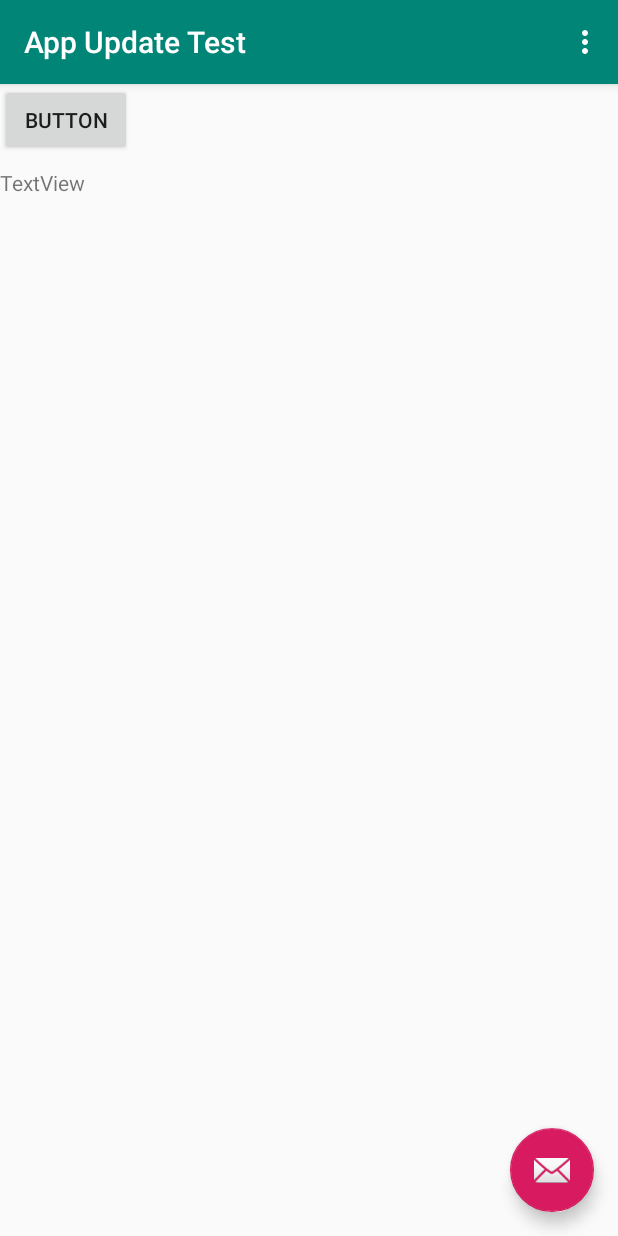
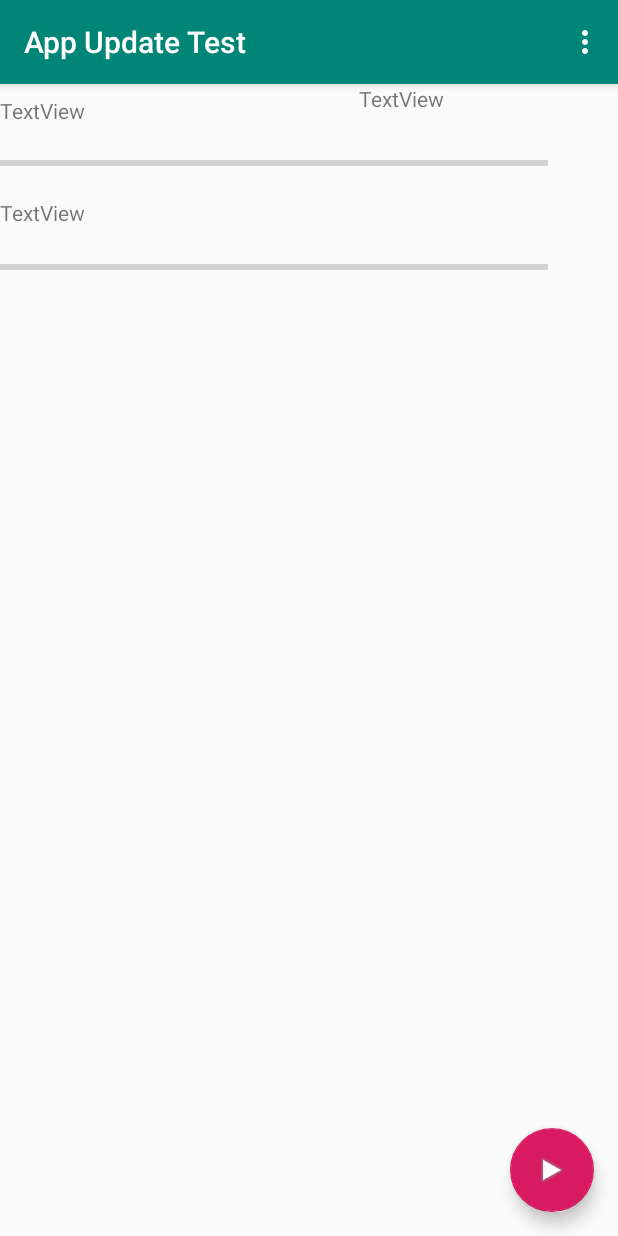
Before and after one commit to HsOjo/AppUpdateTest, an Android app: the screen it shows after launch (MainActivity), on a phone screen of 412 x 824 dp. Run offline under Robolectric (Android 15) with nearby library versions, the phone set to English and light mode, and no system bars; libraries missing offline, so code that uses them is left out: net.lingala.zip4j.

Commit message:
basic backup.

```diff
--- a/app/src/main/java/com/hsojo/appupdatetest/MainActivity.java
+++ b/app/src/main/java/com/hsojo/appupdatetest/MainActivity.java
@@ -1,32 +1,31 @@
 package com.hsojo.appupdatetest;
 
+import android.content.Context;
 import android.os.Bundle;
+import android.view.Menu;
+import android.view.MenuItem;
+import android.widget.ProgressBar;
+import android.widget.TextView;
 
-import com.google.android.material.floatingactionbutton.FloatingActionButton;
-import com.google.android.material.snackbar.Snackbar;
-
+import androidx.annotation.NonNull;
 import androidx.appcompat.app.AppCompatActivity;
 import androidx.appcompat.widget.Toolbar;
 
-import android.util.Log;
-import android.view.View;
-import android.view.Menu;
-import android.view.MenuItem;
-import android.widget.Button;
-import android.widget.TextView;
+import com.google.android.material.floatingactionbutton.FloatingActionButton;
+import com.hsojo.appupdatetest.service.GitHubService;
+import com.hsojo.appupdatetest.task.UpdateTask;
 
-import com.hsojo.appupdatetest.service.GitHubService;
-
-import java.io.IOException;
+import java.util.ArrayList;
+import java.util.Collections;
 import java.util.List;
 
 import retrofit2.Call;
 import retrofit2.Callback;
 import retrofit2.Response;
-import retrofit2.Retrofit;
 
 public class MainActivity extends AppCompatActivity {
-    TextView tv_content;
+    public String VERSION = "0.0.0";
+    UpdateTask t_update;
 
     @Override
     protected void onCreate(Bundle savedInstanceState) {
@@ -35,23 +34,69 @@ public class MainActivity extends AppCompatActivity {
         Toolbar toolbar = findViewById(R.id.toolbar);
         setSupportActionBar(toolbar);
 
-        FloatingActionButton fab = findViewById(R.id.fab);
-        fab.setOnClickListener(new View.OnClickListener() {
-            @Override
-            public void onClick(View view) {
-                Snackbar.make(view, "Replace with your own action", Snackbar.LENGTH_LONG)
-                        .setAction("Action", null).show();
+        FloatingActionButton fab_test = findViewById(R.id.fab_test);
+        fab_test.setOnClickListener(view -> callbackButtonTest());
+
+        TextView tv_file_name = findViewById(R.id.tv_file_name);
+        TextView tv_sub_progress = findViewById(R.id.tv_sub_progress);
+        TextView tv_total_progress = findViewById(R.id.tv_total_progress);
+        ProgressBar pb_sub = findViewById(R.id.pb_sub);
+        ProgressBar pb_total = findViewById(R.id.pb_total);
+
+        MainActivity this_activity = this;
+        Context app_context = getApplicationContext();
+        this.t_update = new UpdateTask(
+                app_context.getCacheDir().getPath(),
+                app_context.getFilesDir().getPath(),
+                new UpdateTask.Callback() {
+                    @Override
+                    public void onTotalProgressUpdate(int current, int max) {
+                        this_activity.runOnUiThread(() -> {
+                            pb_total.setProgress(current);
+                            pb_total.setMax(max);
+                            tv_total_progress.setText(String.format("%s/%s", current, max));
+                        });
+                    }
+
+                    @Override
+                    public void onSubProgressUpdate(int current, int max) {
+                        this_activity.runOnUiThread(() -> {
+                            pb_sub.setProgress(current);
+                            pb_sub.setMax(max);
+                            tv_sub_progress.setText(String.format("%s/%s", current, max));
+                        });
+                    }
+
+                    @Override
+                    public void onTaskAssetUpdate(GitHubService.Asset asset) {
+                        this_activity.runOnUiThread(() -> tv_file_name.setText(asset.name));
+                    }
+                }
+        );
+    }
+
+    public int toIntVer(String version) {
+        try {
+            return Integer.parseInt(version.replace(".", ""));
+        } catch (NumberFormatException e) {
+            return -1;
+        }
+    }
+
+    public ArrayList<GitHubService.Asset> getNewReleaseAssets(List<GitHubService.Release> releases, String currnet_version) {
+        int current_version_num = toIntVer(currnet_version);
+        ArrayList<GitHubService.Asset> assets = new ArrayList<>();
+        for (GitHubService.Release release : releases) {
+            int version_num = toIntVer(release.tag_name);
+            if (version_num > current_version_num) {
+                if (release.assets.size() >= 1) {
+                    GitHubService.Asset asset = release.assets.get(0);
+                    assets.add(asset);
+                }
             }
-        });
+        }
 
-        this.tv_content = findViewById(R.id.tv_content);
-        Button b_test = findViewById(R.id.b_test);
-        b_test.setOnClickListener(new View.OnClickListener() {
-            @Override
-            public void onClick(View view) {
-                callbackButtonTest();
-            }
-        });
+        return assets;
     }
 
     public void callbackButtonTest() {
@@ -60,19 +105,18 @@ public class MainActivity extends AppCompatActivity {
             Call<List<GitHubService.Release>> call = github.releases("HsOjo", "SleeperX");
             call.enqueue(new Callback<List<GitHubService.Release>>() {
                 @Override
-                public void onResponse(Call<List<GitHubService.Release>> call, Response<List<GitHubService.Release>> response) {
+                public void onResponse(@NonNull Call<List<GitHubService.Release>> call, @NonNull Response<List<GitHubService.Release>> response) {
                     assert response.body() != null;
-                    for (GitHubService.Release r :
-                            response.body()) {
-                        String r_str = String.format("%s\n%s\n%s\n\n", r.name, r.tag_name, r.body);
-                        tv_content.append(r_str);
-                    }
 
+                    List<GitHubService.Release> releases = response.body();
+                    Collections.reverse(releases);
+                    ArrayList<GitHubService.Asset> urls = getNewReleaseAssets(releases, VERSION);
+                    t_update.execute((GitHubService.Asset[]) urls.toArray(new GitHubService.Asset[0]));
                 }
 
                 @Override
-                public void onFailure(Call<List<GitHubService.Release>> call, Throwable t) {
-
+                public void onFailure(@NonNull Call<List<GitHubService.Release>> call, @NonNull Throwable t) {
+                    System.out.println("Failed to get Release.");
                 }
             });
         } catch (Exception e) {
@@ -88,7 +132,7 @@ public class MainActivity extends AppCompatActivity {
     }
 
     @Override
-    public boolean onOptionsItemSelected(MenuItem item) {
+    public boolean onOptionsItemSelected(@NonNull MenuItem item) {
         // Handle action bar item clicks here. The action bar will
         // automatically handle clicks on the Home/Up button, so long
         // as you specify a parent activity in AndroidManifest.xml.
--- /dev/null
+++ b/app/src/main/java/com/hsojo/appupdatetest/task/UpdateTask.java
@@ -0,0 +1,147 @@
+package com.hsojo.appupdatetest.task;
+
+import android.annotation.SuppressLint;
+import android.os.AsyncTask;
+
+import com.hsojo.appupdatetest.service.GitHubService;
+import com.hsojo.appupdatetest.util.DownloadUtil;
+import com.hsojo.appupdatetest.util.MiscUtil;
+
+import net.lingala.zip4j.ZipFile;
+import net.lingala.zip4j.exception.ZipException;
+
+import java.io.InputStream;
+import java.util.Objects;
+import java.util.Queue;
+import java.util.concurrent.ConcurrentLinkedQueue;
+
+public class UpdateTask extends AsyncTask<GitHubService.Asset, Void, String> {
+    private String dir_cache;
+    private String dir_app_data;
+    private Queue<UpdateTaskCore> tasks;
+    private Callback callback;
+    private int current_max;
+    private int current_value;
+
+    public UpdateTask(String dir_cache, String dir_app_data, Callback callback) {
+        this.dir_cache = dir_cache;
+        this.dir_app_data = dir_app_data;
+        this.tasks = new ConcurrentLinkedQueue<>();
+        this.callback = callback;
+        this.resetCurrent();
+    }
+
+    private void resetCurrent() {
+        this.current_max = 0;
+        this.current_value = 0;
+        this.tasks.clear();
+    }
+
+    private String saveTempFile(InputStream is, String file_name, MiscUtil.ProgressCallback callback) {
+        String path = String.format("%s/%s", dir_cache, file_name);
+        if (MiscUtil.writeFile(is, path, callback))
+            return path;
+        else
+            return null;
+    }
+
+    private boolean installUpdate(String zip_path) {
+        try {
+            new ZipFile(zip_path).extractAll(dir_app_data);
+            return true;
+        } catch (ZipException e) {
+            e.printStackTrace();
+        }
+        return false;
+    }
+
+    private void executeNextTask() {
+        if (tasks.size() > 0) {
+            UpdateTaskCore task = Objects.requireNonNull(tasks.poll());
+            callback.onTaskAssetUpdate(task.asset);
+            task.execute();
+        }
+    }
+
+    @SuppressLint("WrongThread")
+    @Override
+    protected String doInBackground(GitHubService.Asset... assets) {
+        current_max += assets.length;
+        for (GitHubService.Asset asset : assets) {
+            System.out.println(String.format("Add %s", asset.name));
+            tasks.add(new UpdateTaskCore(asset, new CoreCallback() {
+                @Override
+                public void onSuccess() {
+                    executeNextTask();
+                    current_value++;
+                    callback.onTotalProgressUpdate(current_value, current_max);
+                }
+
+                @Override
+                public void onError() {
+                    callback.onTotalProgressUpdate(-1, current_max);
+                    resetCurrent();
+                }
+
+                @SuppressLint("DefaultLocale")
+                @Override
+                public void onProgressUpdate(int current, int max) {
+                    callback.onSubProgressUpdate(current, max);
+                }
+            }));
+        }
+
+        callback.onTotalProgressUpdate(current_value, current_max);
+        this.executeNextTask();
+        return null;
+    }
+
+    public interface Callback {
+        void onTotalProgressUpdate(int current, int max);
+
+        void onSubProgressUpdate(int current, int max);
+
+        void onTaskAssetUpdate(GitHubService.Asset asset);
+    }
+
+
+    public interface CoreCallback {
+        void onSuccess();
+
+        void onError();
+
+        void onProgressUpdate(int current, int max);
+    }
+
+    @SuppressLint("StaticFieldLeak")
+    private class UpdateTaskCore extends AsyncTask<Void, Void, Void> {
+        private GitHubService.Asset asset;
+        private CoreCallback callback;
+
+        UpdateTaskCore(GitHubService.Asset asset, CoreCallback callback) {
+            this.asset = asset;
+            this.callback = callback;
+        }
+
+        @Override
+        protected Void doInBackground(Void... params) {
+            String url = this.asset.browser_download_url;
+            InputStream is = DownloadUtil.download(url);
+
+            if (is != null) {
+                String file_path = saveTempFile(is, this.asset.name, (int current) -> {
+                    this.callback.onProgressUpdate(current, this.asset.size);
+                });
+                if (file_path != null) {
+                    boolean result = installUpdate(file_path);
+                    if (result)
+                        this.callback.onSuccess();
+                }
+            } else {
+                this.callback.onError();
+            }
+
+            return null;
+        }
+    }
+}
--- a/app/src/main/res/layout/activity_main.xml
+++ b/app/src/main/res/layout/activity_main.xml
@@ -21,14 +21,16 @@
 
     </com.google.android.material.appbar.AppBarLayout>
 
-    <include layout="@layout/content_main"/>
+    <include
+        android:id="@+id/content"
+        layout="@layout/content_main" />
 
     <com.google.android.material.floatingactionbutton.FloatingActionButton
-        android:id="@+id/fab"
+        android:id="@+id/fab_test"
         android:layout_width="wrap_content"
         android:layout_height="wrap_content"
         android:layout_gravity="bottom|end"
         android:layout_margin="@dimen/fab_margin"
-        app:srcCompat="@android:drawable/ic_dialog_email" />
+        app:srcCompat="@android:drawable/ic_media_play" />
 
 </androidx.coordinatorlayout.widget.CoordinatorLayout>
--- a/app/src/main/res/layout/content_main.xml
+++ b/app/src/main/res/layout/content_main.xml
@@ -9,25 +9,49 @@
     tools:layout_editor_absoluteY="56dp"
     tools:showIn="@layout/activity_main">
 
-    <Button
-        android:id="@+id/b_test"
-        android:layout_width="wrap_content"
-        android:layout_height="wrap_content"
-        android:text="Button"
-        tools:layout_editor_absoluteX="16dp" />
+    <ProgressBar
+        android:id="@+id/pb_total"
+        style="?android:attr/progressBarStyleHorizontal"
+        android:layout_width="365dp"
+        android:layout_height="30dp"
+        android:layout_marginTop="8dp"
+        app:layout_constraintTop_toBottomOf="@+id/tv_total_progress"
+        tools:layout_editor_absoluteX="20dp" />
 
-    <ScrollView
-        android:layout_width="374dp"
-        android:layout_height="541dp"
+    <ProgressBar
+        android:id="@+id/pb_sub"
+        style="?android:attr/progressBarStyleHorizontal"
+        android:layout_width="365dp"
+        android:layout_height="30dp"
         android:layout_marginTop="8dp"
-        app:layout_constraintTop_toBottomOf="@+id/b_test"
-        tools:layout_editor_absoluteX="16dp">
+        app:layout_constraintTop_toBottomOf="@+id/tv_file_name"
+        tools:layout_editor_absoluteX="20dp" />
 
-        <TextView
-            android:id="@+id/tv_content"
-            android:layout_width="match_parent"
-            android:layout_height="wrap_content"
-            android:text="TextView" />
-    </ScrollView>
+    <TextView
+        android:id="@+id/tv_file_name"
+        android:layout_width="151dp"
+        android:layout_height="22dp"
+        android:layout_marginTop="8dp"
+        android:text="TextView"
+        app:layout_constraintTop_toTopOf="parent"
+        tools:layout_editor_absoluteX="20dp" />
+
+    <TextView
+        android:id="@+id/tv_sub_progress"
+        android:layout_width="134dp"
+        android:layout_height="25dp"
+        android:layout_marginStart="88dp"
+        android:text="TextView"
+        app:layout_constraintStart_toEndOf="@+id/tv_file_name"
+        tools:layout_editor_absoluteY="8dp" />
+
+    <TextView
+        android:id="@+id/tv_total_progress"
+        android:layout_width="154dp"
+        android:layout_height="23dp"
+        android:layout_marginTop="8dp"
+        android:text="TextView"
+        app:layout_constraintTop_toBottomOf="@+id/pb_sub"
+        tools:layout_editor_absoluteX="20dp" />
 
 </androidx.constraintlayout.widget.ConstraintLayout>
```
Also changed, not shown: app/src/main/java/com/hsojo/appupdatetest/util/DownloadUtil.java (added, +34 -0 lines), app/src/main/java/com/hsojo/appupdatetest/util/MiscUtil.java (added, +64 -0 lines).
